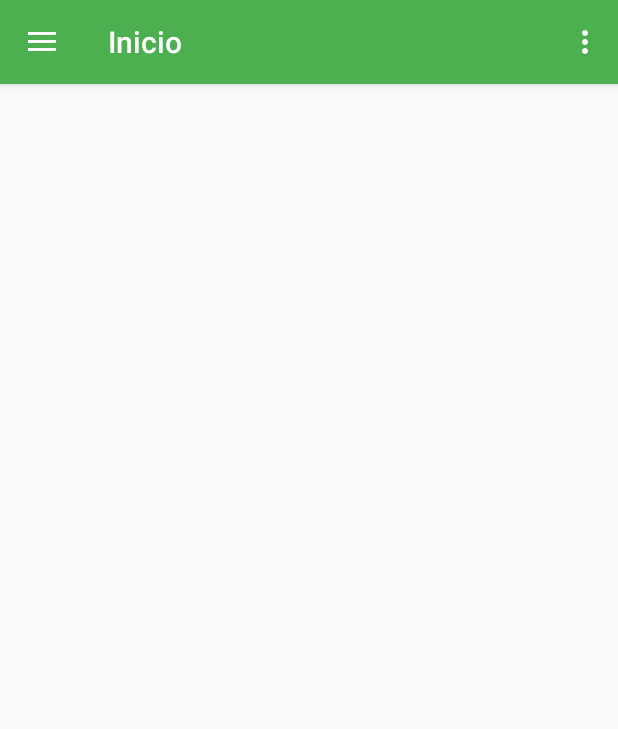
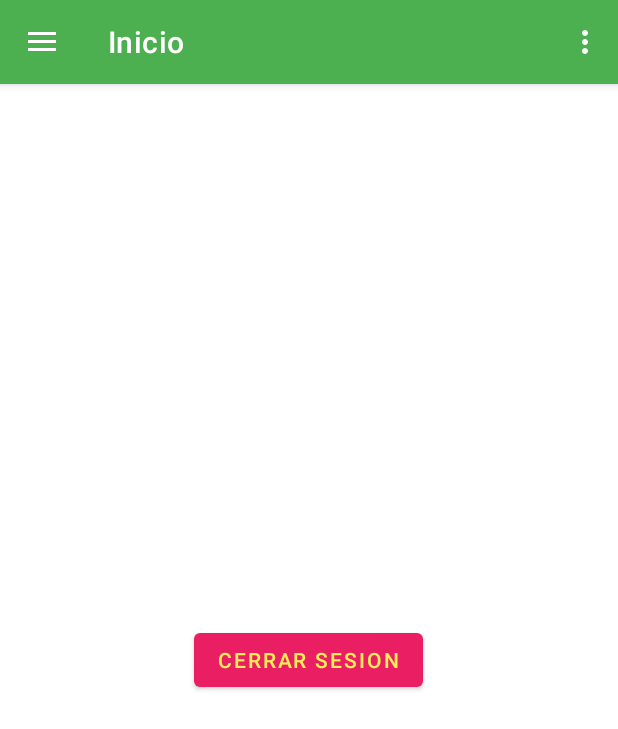
Before and after one commit to nicolas98-a/Tp-Android, an Android app: the MenuActivity screen opened directly, with no data from a screen before it, on a phone screen of 412 x 824 dp. Shown: the top 729 px of the screen. Run offline under Robolectric (Android 15) with nearby library versions, the phone set to English and light mode, and no system bars; our stand-ins replace navigation-ui.

Commit message:
pre entrega

```diff
--- a/tpIntegrador/app/src/main/java/com/unaj/loginsqlite/MenuActivity.kt
+++ b/tpIntegrador/app/src/main/java/com/unaj/loginsqlite/MenuActivity.kt
@@ -1,6 +1,7 @@
 package com.unaj.loginsqlite
 
 import android.app.Activity
+import android.content.Context
 import android.os.Bundle
 import android.view.Menu
 import com.google.android.material.snackbar.Snackbar
@@ -13,10 +14,15 @@ import androidx.navigation.ui.setupWithNavController
 import androidx.drawerlayout.widget.DrawerLayout
 import androidx.appcompat.app.AppCompatActivity
 import com.unaj.loginsqlite.databinding.ActivityMenuBinding
+import com.unaj.loginsqlite.fragments.ComplexDetailFragment
+import com.unaj.loginsqlite.interfaces.IComunicaFragments
+import com.unaj.loginsqlite.model.Complex
 
-class MenuActivity : AppCompatActivity() {
+class MenuActivity : AppCompatActivity(), IComunicaFragments {
 
     private val activity = this@MenuActivity
+
+    private lateinit var complexDetailFragment: ComplexDetailFragment
 
     private lateinit var appBarConfiguration: AppBarConfiguration
     private lateinit var binding: ActivityMenuBinding
@@ -61,4 +67,18 @@ class MenuActivity : AppCompatActivity() {
     fun getActivity(): Activity{
         return activity
     }
+
+    override fun enviarComplex(complex: Complex) {
+        complexDetailFragment = ComplexDetailFragment()
+        val bundleEnvio:Bundle = Bundle()
+        bundleEnvio.putSerializable("objeto", complex)
+        complexDetailFragment.arguments = bundleEnvio
+
+        // cargo el fragment detalle
+        val getSupportFragment = supportFragmentManager
+        getSupportFragment.beginTransaction().replace(R.id.fragment_home, complexDetailFragment)
+            .addToBackStack(null).commit()
+    }
+
+
 }
--- a/tpIntegrador/app/src/main/java/com/unaj/loginsqlite/model/Complex.kt
+++ b/tpIntegrador/app/src/main/java/com/unaj/loginsqlite/model/Complex.kt
@@ -1,9 +1,10 @@
 package com.unaj.loginsqlite.model
 
 import com.google.android.gms.maps.model.LatLng
+import java.io.Serializable
 import java.util.*
 
-data class Complex (
+data class Complex  (
      val id : Int = -1,
      val name : String,
      val location : String,
@@ -12,5 +13,5 @@ data class Complex (
      val lockerRoom : Int,
      val grill : Int,
      val adminEmail: String
-         ) {
+         ) : Serializable {
 }
--- a/tpIntegrador/app/src/main/java/com/unaj/loginsqlite/ui/home/HomeFragment.kt
+++ b/tpIntegrador/app/src/main/java/com/unaj/loginsqlite/ui/home/HomeFragment.kt
@@ -1,5 +1,8 @@
 package com.unaj.loginsqlite.ui.home
 
+import android.app.Activity
+import android.content.Context
+import android.content.Intent
 import android.os.Bundle
 import android.view.LayoutInflater
 import android.view.View
@@ -10,16 +13,24 @@ import androidx.lifecycle.Observer
 import androidx.lifecycle.ViewModelProvider
 import androidx.recyclerview.widget.LinearLayoutManager
 import com.unaj.loginsqlite.Adapters.ComplexAdapter
+import com.unaj.loginsqlite.LoginActivity
 import com.unaj.loginsqlite.MenuActivity
 import com.unaj.loginsqlite.R
 import com.unaj.loginsqlite.databinding.FragmentHomeBinding
+import com.unaj.loginsqlite.fragments.ComplexDetailFragment
+import com.unaj.loginsqlite.helpers.UserRolApplication
+import com.unaj.loginsqlite.interfaces.IComunicaFragments
 import com.unaj.loginsqlite.model.Complex
 import com.unaj.loginsqlite.sql.DatabaseHelper
 
-class HomeFragment : Fragment() {
+class HomeFragment : Fragment()  {
 
     private lateinit var homeViewModel: HomeViewModel
     private var _binding: FragmentHomeBinding? = null
+
+    private lateinit var activity: Activity
+    lateinit var interfaceIComunicaFragments: IComunicaFragments
+
 
     // This property is only valid between onCreateView and
     // onDestroyView.
@@ -46,6 +57,13 @@ class HomeFragment : Fragment() {
 
         initRecycler()
 
+        val btnLogOut = binding.logOut
+        btnLogOut.setOnClickListener {
+            UserRolApplication.prefs.wipe()
+            startLogin()
+
+        }
+
         return root
     }
 
@@ -70,4 +88,22 @@ class HomeFragment : Fragment() {
         binding.rvComplex.adapter = adapter
 
     }
+
+
+    /*override fun onAttach(context: Context) {
+        super.onAttach(context)
+
+        if (context is Activity) {
+            this.activity = context
+            interfaceIComunicaFragments =  this.activity as IComunicaFragments
+        }
+    }
+*/
+
+    private fun startLogin(){
+        val loginIntent = Intent(this.context, LoginActivity::class.java)
+
+        startActivity(loginIntent)
+    }
+
 }
--- a/tpIntegrador/app/src/main/res/layout/fragment_home.xml
+++ b/tpIntegrador/app/src/main/res/layout/fragment_home.xml
@@ -4,12 +4,21 @@
     xmlns:tools="http://schemas.android.com/tools"
     android:layout_width="match_parent"
     android:layout_height="match_parent"
-    tools:context=".ui.home.HomeFragment">
+    tools:context=".ui.home.HomeFragment"
+    android:id="@+id/fragment_home">
 
     <androidx.recyclerview.widget.RecyclerView
         android:id="@+id/rvComplex"
         android:layout_width="match_parent"
         android:layout_height="match_parent" />
 
+    <Button
+        android:id="@+id/logOut"
+        android:layout_width="wrap_content"
+        android:layout_height="wrap_content"
+        android:text="Cerrar sesion"
+        android:layout_gravity="center">
+    </Button>
+
 
 </FrameLayout>
--- a/tpIntegrador/app/src/main/res/values-night/themes.xml
+++ b/tpIntegrador/app/src/main/res/values-night/themes.xml
@@ -1,6 +1,6 @@
 <resources xmlns:tools="http://schemas.android.com/tools">
     <!-- Base application theme. -->
-    <style name="Theme.LoginSqlite" parent="Theme.AppCompat.Light.NoActionBar">
+    <style name="Theme.LoginSqlite" parent="Theme.MaterialComponents.DayNight.DarkActionBar">
         <!-- Primary brand color. -->
         <item name="colorPrimary">@color/purple_200</item>
         <item name="colorPrimaryVariant">@color/purple_700</item>
--- a/tpIntegrador/app/src/main/res/values/strings.xml
+++ b/tpIntegrador/app/src/main/res/values/strings.xml
@@ -53,5 +53,7 @@
     <string name="menu_title_perfil">Mis Datos Personales</string>
     <string name="update_dates">Actualizar Datos</string>
     <string name="update_pass">Actualizar Contraseña</string>
+    <!-- TODO: Remove or change this placeholder text -->
+    <string name="hello_blank_fragment">Hello blank fragment</string>
 
 </resources>
--- a/tpIntegrador/app/src/main/res/values/themes.xml
+++ b/tpIntegrador/app/src/main/res/values/themes.xml
@@ -1,6 +1,6 @@
 <resources xmlns:tools="http://schemas.android.com/tools">
     <!-- Base application theme. -->
-    <style name="Theme.LoginSqlite" parent="Theme.AppCompat.Light.NoActionBar">
+    <style name="Theme.LoginSqlite" parent="Theme.MaterialComponents.DayNight.DarkActionBar">
         <!-- Primary brand color. -->
         <item name="colorPrimary">#E91E63</item>
         <item name="colorPrimaryDark">@color/colorPrimaryDark</item>
```
Also changed, not shown: tpIntegrador/app/src/main/AndroidManifest.xml (+5 -2 lines), tpIntegrador/app/src/main/java/com/unaj/loginsqlite/Adapters/ComplexAdapter.kt (+26 -0 lines), tpIntegrador/app/src/main/java/com/unaj/loginsqlite/DetailComplex.kt (added, +35 -0 lines), tpIntegrador/app/src/main/java/com/unaj/loginsqlite/LoginActivity.kt (+4 -3 lines), tpIntegrador/app/src/main/java/com/unaj/loginsqlite/fragments/ComplexDetailFragment.kt (added, +80 -0 lines), tpIntegrador/app/src/main/java/com/unaj/loginsqlite/interfaces/IComunicaFragments.kt (added, +10 -0 lines), tpIntegrador/app/src/main/java/com/unaj/loginsqlite/sql/DatabaseHelper.kt (+5 -5 lines), tpIntegrador/app/src/main/res/layout/activity_detail_complex.xml (added, +42 -0 lines), tpIntegrador/app/src/main/res/layout/fragment_complex_detail.xml (added, +40 -0 lines), tpIntegrador/app/src/main/res/layout/fragment_detail_complex.xml (added, +11 -0 lines).
